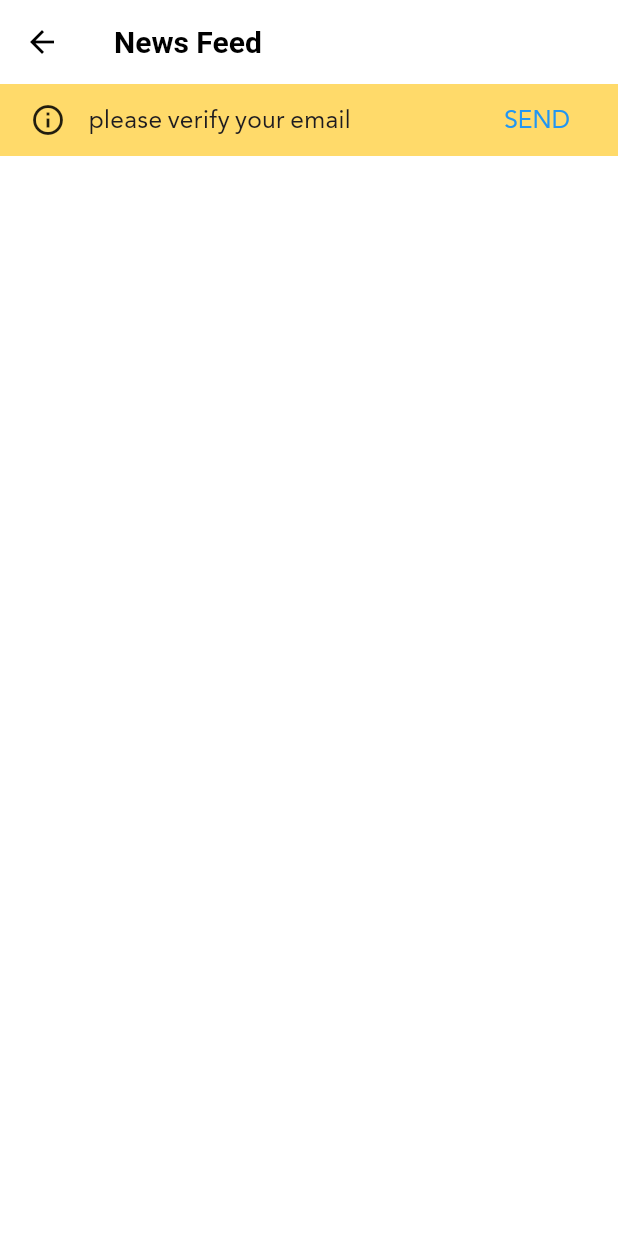
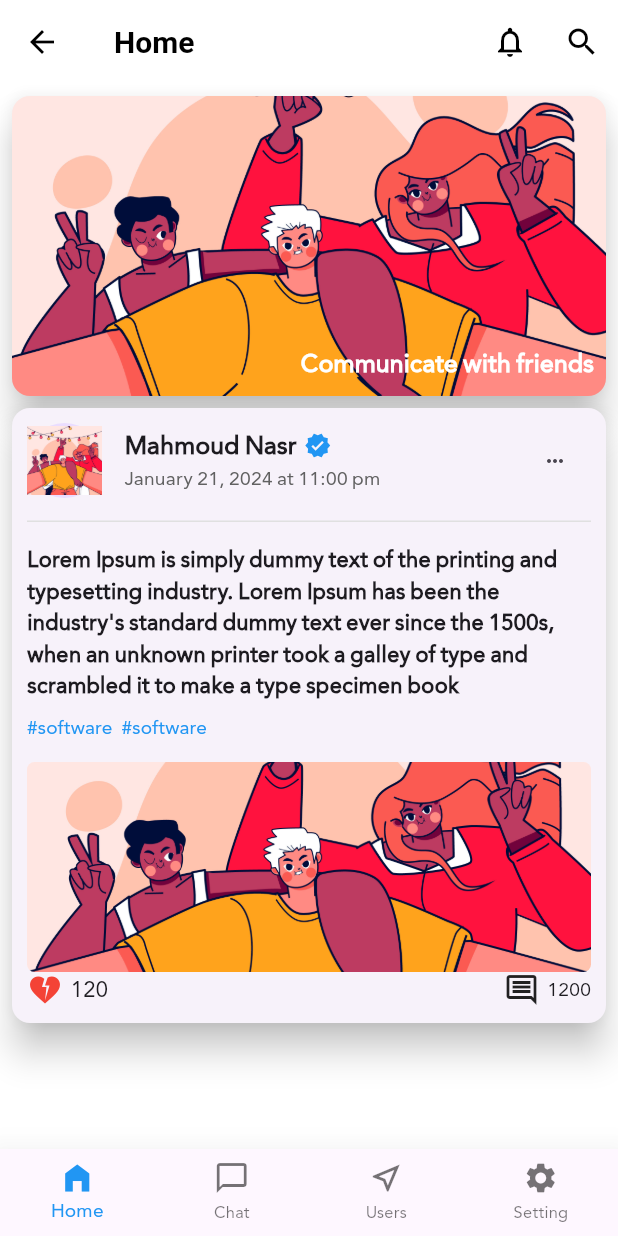
Before and after one commit to Mnasr115/Social_App, a Flutter app: the SocialLayout screen opened directly, on a phone screen of 412 x 824 dp. Run offline on Flutter 3.47's test engine with Material 3 defaults, Android fonts, the phone set to English and light mode, and no system bars; our stand-ins replace bloc, cached_network_image, cloud_firestore, conditional_builder_null_safety, dio, equatable and 7 more; accounts and stored records are empty.

Commit message:
feeds_screen part1

```diff
--- a/lib/layouts/cubit/social_cubit.dart
+++ b/lib/layouts/cubit/social_cubit.dart
@@ -1,8 +1,14 @@
 import 'package:bloc/bloc.dart';
 import 'package:cloud_firestore/cloud_firestore.dart';
+import 'package:flutter/cupertino.dart';
+import 'package:flutter/material.dart';
 import 'package:flutter_bloc/flutter_bloc.dart';
 import 'package:meta/meta.dart';
 import 'package:social_app/models/user_model/user_model.dart';
+import 'package:social_app/modules/chats/chats_screen.dart';
+import 'package:social_app/modules/feeds/feeds_screen.dart';
+import 'package:social_app/modules/settings/settings_screen.dart';
+import 'package:social_app/modules/users/users_screens.dart';
 import 'package:social_app/shared/components/constant.dart';
 
 part 'social_state.dart';
@@ -12,21 +18,65 @@ class SocialCubit extends Cubit<SocialStates> {
 
   static SocialCubit get(context) => BlocProvider.of(context);
 
- UserModel? userModel;
+  UserModel? userModel;
 
   void getUserData() {
     emit(SocialGetUserLoadingState());
 
-    FirebaseFirestore.instance
-        .collection('users')
-        .doc(uId)
-        .get()
-        .then((value) {
-          userModel = UserModel.fromJson(value.data()!);
-          emit(SocialGetUserSuccessState());
-    })
-        .catchError((error) {
-          emit(SocialGetUserErrorState(error.toString(),),);
+    FirebaseFirestore.instance.collection('users').doc(uId).get().then((value) {
+      userModel = UserModel.fromJson(value.data()!);
+      emit(SocialGetUserSuccessState());
+    }).catchError((error) {
+      emit(
+        SocialGetUserErrorState(
+          error.toString(),
+        ),
+      );
     });
   }
+
+  int currentIndex = 0;
+  List<Widget> screens = [
+    const FeedsScreen(),
+    const ChatsScreen(),
+    const UsersScreen(),
+    const SettingsScreen(),
+  ];
+  List<String> titles = [
+    'Home',
+    'Chats',
+    'Users',
+    'Settings',
+  ];
+  List<BottomNavigationBarItem> items = [
+    const BottomNavigationBarItem(
+      icon: Icon(
+        Icons.home_filled,
+      ),
+      label: 'Home',
+    ),
+    const BottomNavigationBarItem(
+      icon: Icon(
+        Icons.chat_bubble_outline,
+      ),
+      label: 'Chat',
+    ),
+    const BottomNavigationBarItem(
+      icon: Icon(
+        Icons.near_me_outlined,
+      ),
+      label: 'Users',
+    ),
+    const BottomNavigationBarItem(
+      icon: Icon(
+        Icons.settings,
+      ),
+      label: 'Setting',
+    ),
+  ];
+
+  void changeBottemNav(int index) {
+    currentIndex = index;
+    emit(SocialChangeBottomNavBarState());
+  }
 }
--- a/lib/layouts/cubit/social_state.dart
+++ b/lib/layouts/cubit/social_state.dart
@@ -11,3 +11,5 @@ class SocialGetUserErrorState extends SocialStates {
 
   SocialGetUserErrorState(this.errorMessage);
 }
+
+class SocialChangeBottomNavBarState extends SocialStates {}
--- a/lib/layouts/social_layout.dart
+++ b/lib/layouts/social_layout.dart
@@ -14,71 +14,33 @@ class SocialLayout extends StatelessWidget {
     return BlocConsumer<SocialCubit, SocialStates>(
       listener: (context, state) {},
       builder: (context, state) {
+        var cubit = SocialCubit.get(context);
         return Scaffold(
           appBar: AppBar(
-            title: const Text('News Feed'),
+            title: Text(cubit.titles[cubit.currentIndex]),
+            actions: [
+              IconButton(
+                onPressed: () {},
+                icon: const Icon(
+                  Icons.notifications_outlined,
+                ),
+              ),
+              IconButton(
+                onPressed: () {},
+                icon: const Icon(
+                  Icons.search_outlined,
+                ),
+              ),
+            ],
           ),
-          body: ConditionalBuilder(
-            condition: true,//SocialCubit.get(context).userModel != null,
-            builder: (context) {
-              var model = SocialCubit.get(context);
-              return Column(
-                children: [
-                  //if (!model.userModel!.isEmailVerified!)
-                    Container(
-                      color: Colors.amber.withOpacity(0.6),
-                      child: Padding(
-                        padding: const EdgeInsets.symmetric(
-                          horizontal: 20,
-                        ),
-                        child: Row(
-                          children: [
-                            const Icon(
-                              Icons.info_outline,
-                            ),
-                            const SizedBox(
-                              width: 15,
-                            ),
-                            const Expanded(
-                              child: Text(
-                                'please verify your email',
-                                style: TextStyle(
-                                  fontSize: 18,
-                                ),
-                              ),
-                            ),
-                            const SizedBox(
-                              width: 15,
-                            ),
-                            TextButton(
-                              onPressed: () {
-                                FirebaseAuth.instance.currentUser
-                                    !.sendEmailVerification()
-                                    .then((value) {
-                                  showToast(
-                                    text: 'check your mail',
-                                    state: ToastStates.SUCCESS,
-                                  );
-                                }).catchError((error) {});
-                              },
-                              child: const Text(
-                                'SEND',
-                                style: TextStyle(
-                                  fontSize: 18,
-                                  color: Colors.blue,
-                                ),
-                              ),
-                            )
-                          ],
-                        ),
-                      ),
-                    ),
-                ],
-              );
+          body: cubit.screens[cubit.currentIndex],
+          bottomNavigationBar: BottomNavigationBar(
+            currentIndex: cubit.currentIndex,
+            type: BottomNavigationBarType.fixed,
+            onTap: (int index) {
+              cubit.changeBottemNav(index);
             },
-            fallback: (context) => const Center(
-              child: CircularProgressIndicator(),
-            ),
+            items: cubit.items,
           ),
         );
       },
--- a/lib/main.dart
+++ b/lib/main.dart
@@ -74,12 +74,12 @@ class MyApp extends StatelessWidget {
         listener: (context, state) {},
         builder: (context, state) {
           return MaterialApp(
-            debugShowCheckedModeBanner: false,
             theme: lightTheme,
             darkTheme: darkTheme,
             themeMode: ModethemeCubit.get(context).isDark
                 ? ThemeMode.dark
                 : ThemeMode.light,
+            debugShowCheckedModeBanner: false,
             home: startWidget,
           );
         },
--- /dev/null
+++ b/lib/modules/chats/chats_screen.dart
@@ -0,0 +1,12 @@
+import 'package:flutter/material.dart';
+
+class ChatsScreen extends StatelessWidget {
+  const ChatsScreen({super.key});
+
+  @override
+  Widget build(BuildContext context) {
+    return const Center(
+      child: Text('Chat Screen'),
+    );
+  }
+}
--- /dev/null
+++ b/lib/modules/feeds/feeds_screen.dart
@@ -0,0 +1,207 @@
+import 'package:cached_network_image/cached_network_image.dart';
+import 'package:flutter/material.dart';
+import 'package:social_app/shared/components/constant.dart';
+import 'package:social_app/shared/styles/styles.dart';
+
+class FeedsScreen extends StatelessWidget {
+  const FeedsScreen({super.key});
+
+  @override
+  Widget build(BuildContext context) {
+    return SingleChildScrollView(
+      child: Column(
+        children: [
+          Card(
+            clipBehavior: Clip.antiAliasWithSaveLayer,
+            elevation: 10,
+            margin: const EdgeInsets.all(8),
+            child: Stack(
+              alignment: AlignmentDirectional.bottomEnd,
+              children: [
+                const Image(
+                  image: AssetImage(kTestImage),
+                  fit: BoxFit.cover,
+                  height: 200,
+                  width: double.infinity,
+                ),
+                Padding(
+                  padding: const EdgeInsets.all(8.0),
+                  child: Text(
+                    'Communicate with friends',
+                    style: Styles.textStyle18.copyWith(color: Colors.white),
+                  ),
+                )
+              ],
+            ),
+          ),
+          Card(
+            clipBehavior: Clip.antiAliasWithSaveLayer,
+            elevation: 10,
+            margin: const EdgeInsets.symmetric(horizontal: 8),
+            child: Padding(
+              padding: const EdgeInsets.all(10.0),
+              child: Column(
+                children: [
+                  Row(
+                    children: [
+                      const CircleAvatar(
+                        radius: 25,
+                        child: Image(
+                          image: AssetImage(kTestImage),
+                        ),
+                      ),
+                      const SizedBox(
+                        width: 15,
+                      ),
+                      Expanded(
+                        child: Column(
+                          crossAxisAlignment: CrossAxisAlignment.start,
+                          children: [
+                            Row(
+                              children: [
+                                Text(
+                                  'Mahmoud Nasr',
+                                  style: Styles.textStyle18.copyWith(
+                                    height: 1.4,
+                                  ),
+                                ),
+                                const SizedBox(
+                                  width: 5,
+                                ),
+                                const Icon(
+                                  Icons.verified,
+                                  color: kPrimaryColor,
+                                  size: 18,
+                                ),
+                              ],
+                            ),
+                            Text(
+                              'January 21, 2024 at 11:00 pm',
+                              style: Styles.textStyle14.copyWith(
+                                color: Colors.grey[700],
+                                height: 1.4,
+                              ),
+                            ),
+                          ],
+                        ),
+                      ),
+                      const SizedBox(
+                        width: 15,
+                      ),
+                      IconButton(
+                        onPressed: () {},
+                        icon: const Icon(
+                          Icons.more_horiz_outlined,
+                          size: 16,
+                        ),
+                      )
+                    ],
+                  ),
+                  Padding(
+                    padding: const EdgeInsets.symmetric(vertical: 15.0),
+                    child: Container(
+                      width: double.infinity,
+                      height: 1.0,
+                      color: Colors.grey[300],
+                    ),
+                  ),
+                  Text(
+                    'Lorem Ipsum is simply dummy text of the printing and typesetting industry. Lorem Ipsum has been the industry\'s standard dummy text ever since the 1500s, when an unknown printer took a galley of type and scrambled it to make a type specimen book',
+                    style: Styles.textStyle16.copyWith(
+                      height: 1.3,
+                      fontWeight: FontWeight.w600,
+                    ),
+                  ),
+                  Padding(
+                    padding: const EdgeInsets.only(
+                      bottom: 10,
+                      top: 5,
+                    ),
+                    child: SizedBox(
+                      width: double.infinity,
+                      child: Wrap(
+                        children: [
+                          Padding(
+                            padding: const EdgeInsetsDirectional.only(
+                              end: 6,
+                            ),
+                            child: SizedBox(
+                              height: 25,
+                              child: MaterialButton(
+                                padding: EdgeInsets.zero,
+                                minWidth: 1.0,
+                                onPressed: () {},
+                                child: Text('#software',
+                                style: Styles.textStyle14.copyWith(
+                                  color: kPrimaryColor
+                                ),),
+                              ),
+                            ),
+                          ),
+                          Padding(
+                            padding: const EdgeInsetsDirectional.only(
+                              end: 6,
+                            ),
+                            child: SizedBox(
+                              height: 25,
+                              child: MaterialButton(
+                                padding: EdgeInsets.zero,
+                                minWidth: 1.0,
+                                onPressed: () {},
+                                child: Text('#software',
+                                  style: Styles.textStyle14.copyWith(
+                                      color: kPrimaryColor
+                                  ),),
+                              ),
+                            ),
+                          ),
+                        ],
+                      ),
+                    ),
+                  ),
+                  Container(
+                    height: 140,
+                    width: double.infinity,
+                    decoration: BoxDecoration(
+                      borderRadius: BorderRadius.circular(5),
+                      image: const DecorationImage(
+                        image: AssetImage(kTestImage),
+                        fit: BoxFit.cover,
+                      ),
+                    ),
+                  ),
+
+                  const Row(
+                    children: [
+                     Row(
+                       children: [
+                         Icon(Icons.heart_broken_sharp,
+                             color: Colors.red),
+                         SizedBox(
+                           width: 5,
+                         ),
+                         Text('120',
+                         style: Styles.textStyle16,)
+                       ],
+                     ),
+                      Spacer(),
+                      Row(
+                        children: [
+                          Icon(Icons.comment_outlined),
+                          SizedBox(
+                            width: 5,
+                          ),
+                          Text('1200')
+                        ],
+                      ),
+                    ],
+                  ),
+                ],
+              ),
+            ),
+          ),
+        ],
+      ),
+    );
+  }
+}
--- /dev/null
+++ b/lib/modules/settings/settings_screen.dart
@@ -0,0 +1,12 @@
+import 'package:flutter/material.dart';
+
+class SettingsScreen extends StatelessWidget {
+  const SettingsScreen({super.key});
+
+  @override
+  Widget build(BuildContext context) {
+    return const Center(
+      child: Text('Settings Screen'),
+    );
+  }
+}
--- /dev/null
+++ b/lib/modules/users/users_screens.dart
@@ -0,0 +1,12 @@
+import 'package:flutter/material.dart';
+
+class UsersScreen extends StatelessWidget {
+  const UsersScreen({super.key});
+
+  @override
+  Widget build(BuildContext context) {
+    return const Center(
+      child: Text('Users Screen'),
+    );
+  }
+}
--- a/lib/shared/components/constant.dart
+++ b/lib/shared/components/constant.dart
@@ -4,9 +4,11 @@ import 'package:social_app/modules/Auth/login_screen/login_screen.dart';
 import '../network/local/Cache_helper.dart';
 
 const kPrimaryColor = Colors.blue;
-const kScaffoldBackGround = 'assets/images/background.png';
+const kScaffoldBackGround = 'assets/images/shopapp-logo.png';
 
 String? uId = '';
+
+const kTestImage = 'assets/images/8359069.jpg';
 
 void signOut(context) {
   CacheHelper.removeData(
@@ -22,3 +24,56 @@ void signOut(context) {
     }
   });
 }
+
+
+/*
+email verification
+if (!FirebaseAuth.instance.currentUser!.emailVerified)
+                    Container(
+                      color: Colors.amber.withOpacity(0.6),
+                      child: Padding(
+                        padding: const EdgeInsets.symmetric(
+                          horizontal: 20,
+                        ),
+                        child: Row(
+                          children: [
+                            const Icon(
+                              Icons.info_outline,
+                            ),
+                            const SizedBox(
+                              width: 15,
+                            ),
+                            const Expanded(
+                              child: Text(
+                                'please verify your email',
+                                style: TextStyle(
+                                  fontSize: 18,
+                                ),
+                              ),
+                            ),
+                            const SizedBox(
+                              width: 15,
+                            ),
+                            TextButton(
+                              onPressed: () {
+                                FirebaseAuth.instance.currentUser
+                                    !.sendEmailVerification()
+                                    .then((value) {
+                                  showToast(
+                                    text: 'check your mail',
+                                    state: ToastStates.SUCCESS,
+                                  );
+                                }).catchError((error) {});
+                              },
+                              child: const Text(
+                                'SEND',
+                                style: TextStyle(
+                                  fontSize: 18,
+                                  color: Colors.blue,
+                                ),
+                              ),
+                            )
+                          ],
+                        ),
+                      ),
+                    ),*/
--- a/lib/shared/styles/themes.dart
+++ b/lib/shared/styles/themes.dart
@@ -42,6 +42,7 @@ ThemeData darkTheme = ThemeData(
       fontWeight: FontWeight.w600,
       color: Colors.white,
     ),
+
   ),
 );
 
--- a/pubspec.yaml
+++ b/pubspec.yaml
@@ -90,6 +90,9 @@ flutter:
       fonts:
         - asset: assets/fonts/Bahij-Janna-Regular.ttf
           style: italic
+    - family: MaterialDesignIconsDesktop
+      fonts:
+        - asset: assets/fonts/MaterialDesignIconsDesktop.ttf
   #       - asset: fonts/Schyler-Italic.ttf
   #         style: italic
   #   - family: Trajan Pro
```
Also changed, not shown: assets/fonts/MaterialDesignIconsDesktop.ttf (added), assets/images/8359069.jpg (added), assets/images/ali_.jpg (added), assets/images/m001t0305_h_e_commerce_25aug22.jpg (added), 1 other file.
